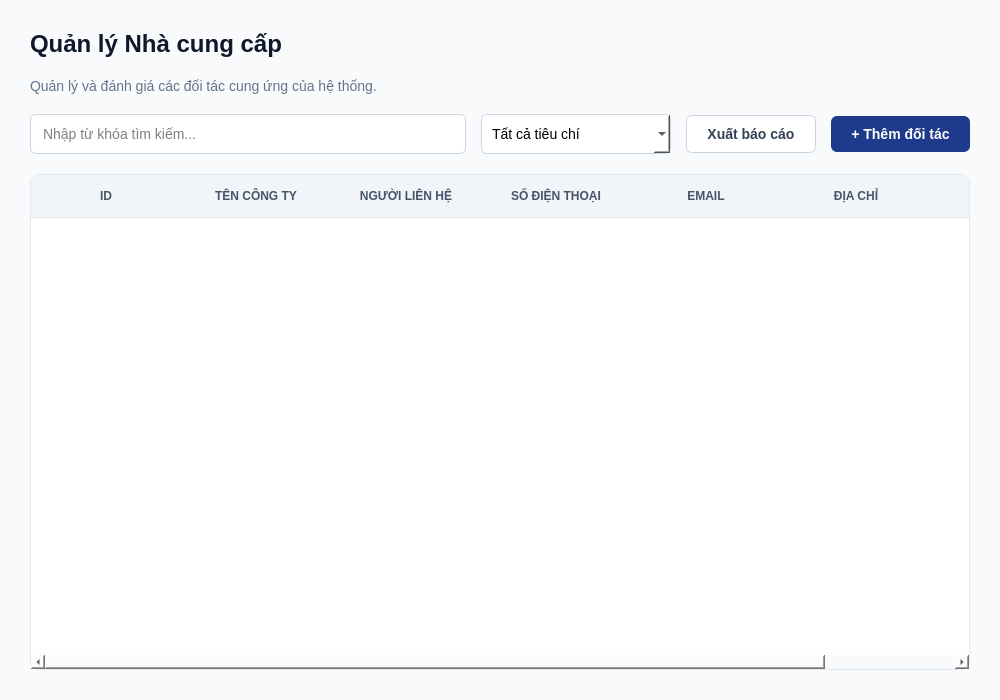
Qt form src/gui/tabs/supplier_management.ui (letrankhang/Supermarket_Manager) before a commit.
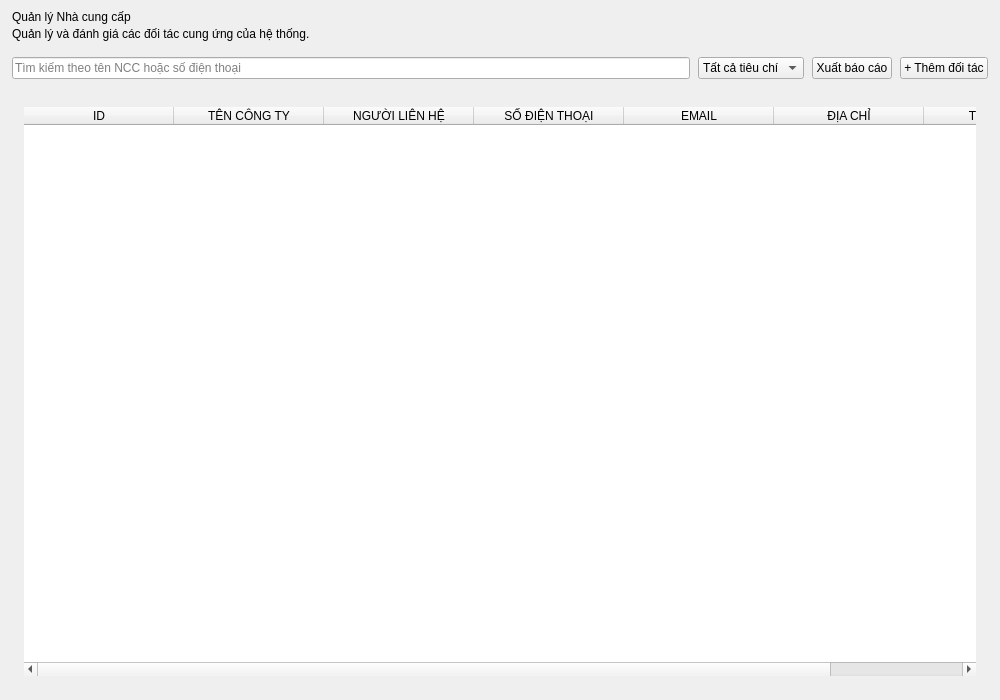
The same form after that commit. Icons and pictures are not drawn.

Commit message: style: optimize UI theme

Diff of the .ui file:
```diff
--- a/src/gui/tabs/supplier_management.ui
+++ b/src/gui/tabs/supplier_management.ui
@@ -11,36 +11,633 @@
    </rect>
   </property>
   <property name="styleSheet">
-   <string>background-color: #f8fafc;</string>
+   <string notr="true">QWidget#SupplierManagement {
+    background-color: #f1f5f9;
+    color: #0f172a;
+    font-family: &quot;Segoe UI&quot;, Arial, sans-serif;
+}
+QWidget {
+    font-family: &quot;Segoe UI&quot;, Arial, sans-serif;
+}
+QLabel {
+    background-color: transparent;
+    border: none;
+    color: #0f172a;
+}
+
+QLineEdit,
+QComboBox,
+QDateEdit,
+QSpinBox,
+QDoubleSpinBox {
+    background-color: #ffffff;
+    border: 1px solid #e2e8f0;
+    border-radius: 8px;
+    padding: 0px 12px;
+    min-height: 38px;
+    font-size: 13px;
+    color: #0f172a;
+    selection-background-color: #1d4ed8;
+    selection-color: #ffffff;
+}
+QTextEdit {
+    background-color: #ffffff;
+    border: 1px solid #e2e8f0;
+    border-radius: 8px;
+    padding: 8px 10px;
+    font-size: 13px;
+    color: #0f172a;
+    selection-background-color: #1d4ed8;
+    selection-color: #ffffff;
+}
+QLineEdit:hover,
+QComboBox:hover,
+QDateEdit:hover,
+QSpinBox:hover,
+QDoubleSpinBox:hover,
+QTextEdit:hover {
+    border: 1px solid #cbd5e1;
+}
+QLineEdit:focus,
+QComboBox:focus,
+QDateEdit:focus,
+QSpinBox:focus,
+QDoubleSpinBox:focus,
+QTextEdit:focus {
+    border: 1px solid #1d4ed8;
+}
+QLineEdit:disabled,
+QComboBox:disabled,
+QDateEdit:disabled,
+QSpinBox:disabled,
+QDoubleSpinBox:disabled {
+    background-color: #f8fafc;
+    color: #94a3b8;
+}
+
+QComboBox::drop-down {
+    subcontrol-origin: padding;
+    subcontrol-position: center right;
+    border: none;
+    background-color: transparent;
+    width: 26px;
+}
+QComboBox::down-arrow {
+    image: url(assets/images/chevron-down.png);
+    width: 10px;
+    height: 10px;
+}
+QComboBox::down-arrow:on {
+    image: url(assets/images/chevron-up.png);
+}
+QComboBox QAbstractItemView {
+    background-color: #ffffff;
+    border: 1px solid #e2e8f0;
+    border-radius: 8px;
+    padding: 4px;
+    outline: none;
+    selection-background-color: #f1f5f9;
+    selection-color: #0f172a;
+}
+QComboBox QAbstractItemView::item {
+    color: #0f172a;
+    min-height: 30px;
+    padding: 4px 10px;
+    border-radius: 6px;
+}
+QComboBox QAbstractItemView::item:hover {
+    background-color: #f1f5f9;
+    color: #0f172a;
+}
+QComboBox QAbstractItemView::item:selected {
+    background-color: #e2e8f0;
+    color: #0f172a;
+}
+
+QSpinBox::up-button,
+QSpinBox::down-button,
+QDoubleSpinBox::up-button,
+QDoubleSpinBox::down-button,
+QDateEdit::up-button,
+QDateEdit::down-button {
+    subcontrol-origin: border;
+    width: 20px;
+    border: none;
+    background-color: transparent;
+}
+QSpinBox::up-button,
+QDoubleSpinBox::up-button,
+QDateEdit::up-button {
+    subcontrol-position: top right;
+}
+QSpinBox::down-button,
+QDoubleSpinBox::down-button,
+QDateEdit::down-button {
+    subcontrol-position: bottom right;
+}
+QSpinBox::up-button:hover,
+QSpinBox::down-button:hover,
+QDoubleSpinBox::up-button:hover,
+QDoubleSpinBox::down-button:hover,
+QDateEdit::up-button:hover,
+QDateEdit::down-button:hover {
+    background-color: #f1f5f9;
+}
+QSpinBox::up-arrow,
+QDoubleSpinBox::up-arrow,
+QDateEdit::up-arrow {
+    image: url(assets/images/chevron-up.png);
+    width: 9px;
+    height: 9px;
+}
+QSpinBox::down-arrow,
+QDoubleSpinBox::down-arrow,
+QDateEdit::down-arrow {
+    image: url(assets/images/chevron-down.png);
+    width: 9px;
+    height: 9px;
+}
+
+QCheckBox {
+    background-color: transparent;
+    color: #334155;
+    font-size: 13px;
+    font-weight: bold;
+    spacing: 8px;
+}
+QCheckBox::indicator {
+    width: 16px;
+    height: 16px;
+    border: 1px solid #cbd5e1;
+    border-radius: 4px;
+    background-color: #ffffff;
+}
+QCheckBox::indicator:hover {
+    border: 1px solid #1d4ed8;
+}
+QCheckBox::indicator:checked {
+    background-color: #1d4ed8;
+    border: 1px solid #1d4ed8;
+}
+
+QPushButton {
+    background-color: #ffffff;
+    color: #64748b;
+    border: 1px solid #e2e8f0;
+    border-radius: 8px;
+    padding: 0px 16px;
+    min-height: 38px;
+    font-size: 12px;
+    font-weight: bold;
+}
+QPushButton:hover {
+    background-color: #eff6ff;
+    color: #1d4ed8;
+    border: 1px solid #1d4ed8;
+}
+QPushButton:pressed {
+    background-color: #dbeafe;
+}
+QPushButton:disabled {
+    background-color: #f8fafc;
+    color: #cbd5e1;
+    border: 1px solid #e2e8f0;
+}
+
+QPushButton#RowActionButton {
+    background-color: transparent;
+    border: none;
+    border-radius: 6px;
+    padding: 0px;
+    min-width: 28px;
+    max-width: 28px;
+    min-height: 28px;
+    max-height: 28px;
+    color: #64748b;
+}
+QPushButton#RowActionButton:hover {
+    background-color: #f1f5f9;
+    color: #0f172a;
+}
+QPushButton#RowActionButton:pressed {
+    background-color: #e2e8f0;
+}
+
+QPushButton#btnEditRow:hover {
+    background-color: #eff6ff;
+    color: #1d4ed8;
+}
+
+QPushButton#btnDeleteRow:hover {
+    background-color: #fef2f2;
+    color: #dc2626;
+}
+
+QTableWidget {
+    background-color: transparent;
+    border: none;
+    gridline-color: #f1f5f9;
+    font-size: 13px;
+    color: #334155;
+    outline: none;
+}
+QTableWidget::item {
+    padding: 8px;
+    border-bottom: 1px solid #f1f5f9;
+}
+QTableWidget::item:selected {
+    background-color: #eff6ff;
+    color: #1d4ed8;
+}
+QHeaderView {
+    background-color: #f8fafc;
+    border: none;
+    border-bottom: 1px solid #e2e8f0;
+}
+QHeaderView::section {
+    background-color: #f8fafc;
+    color: #64748b;
+    font-size: 11px;
+    font-weight: 700;
+    padding: 10px 8px;
+    border: none;
+    border-bottom: 1px solid #e2e8f0;
+}
+QTableCornerButton::section {
+    background-color: #f8fafc;
+    border: none;
+}
+
+QLabel[badge=&quot;info&quot;] {
+    background-color: #dbeafe;
+    color: #1d4ed8;
+    border-radius: 6px;
+    padding: 3px 10px;
+    font-size: 11px;
+    font-weight: 700;
+}
+QLabel[badge=&quot;success&quot;] {
+    background-color: #d1fae5;
+    color: #059669;
+    border-radius: 6px;
+    padding: 3px 10px;
+    font-size: 11px;
+    font-weight: 700;
+}
+QLabel[badge=&quot;warning&quot;] {
+    background-color: #ffedd5;
+    color: #ea580c;
+    border-radius: 6px;
+    padding: 3px 10px;
+    font-size: 11px;
+    font-weight: 700;
+}
+QLabel[badge=&quot;danger&quot;] {
+    background-color: #fee2e2;
+    color: #dc2626;
+    border-radius: 6px;
+    padding: 3px 10px;
+    font-size: 11px;
+    font-weight: 700;
+}
+QLabel[badge=&quot;neutral&quot;] {
+    background-color: #e2e8f0;
+    color: #64748b;
+    border-radius: 6px;
+    padding: 3px 10px;
+    font-size: 11px;
+    font-weight: 700;
+}
+QLabel[badge=&quot;violet&quot;] {
+    background-color: #ede9fe;
+    color: #6d28d9;
+    border-radius: 6px;
+    padding: 3px 10px;
+    font-size: 11px;
+    font-weight: 700;
+}
+QLabel[trend=&quot;up&quot;] {
+    background-color: #ecfdf5;
+    color: #059669;
+    border-radius: 4px;
+    padding: 2px 6px;
+    font-size: 11px;
+    font-weight: 700;
+}
+QLabel[trend=&quot;down&quot;] {
+    background-color: #fef2f2;
+    color: #dc2626;
+    border-radius: 4px;
+    padding: 2px 6px;
+    font-size: 11px;
+    font-weight: 700;
+}
+QLabel[trend=&quot;flat&quot;] {
+    background-color: #f1f5f9;
+    color: #64748b;
+    border-radius: 4px;
+    padding: 2px 6px;
+    font-size: 11px;
+    font-weight: 700;
+}
+QLabel[state=&quot;up&quot;] {
+    color: #10b981;
+    font-weight: bold;
+}
+QLabel[state=&quot;down&quot;] {
+    color: #ef4444;
+    font-weight: bold;
+}
+QLabel[state=&quot;flat&quot;] {
+    color: #64748b;
+    font-weight: bold;
+}
+QLabel[state=&quot;warning&quot;] {
+    color: #eab308;
+    font-weight: bold;
+}
+QLabel[state=&quot;safe&quot;] {
+    color: #10b981;
+}
+
+QScrollArea {
+    background-color: transparent;
+    border: none;
+}
+QScrollArea &gt; QWidget &gt; QWidget {
+    background-color: transparent;
+}
+QAbstractScrollArea::viewport {
+    background-color: transparent;
+}
+QScrollBar:vertical {
+    background-color: transparent;
+    width: 10px;
+    margin: 0px;
+    border: none;
+}
+QScrollBar::handle:vertical {
+    background-color: #cbd5e1;
+    min-height: 35px;
+    border-radius: 5px;
+}
+QScrollBar::handle:vertical:hover {
+    background-color: #94a3b8;
+}
+QScrollBar::handle:vertical:pressed {
+    background-color: #64748b;
+}
+QScrollBar::add-line:vertical,
+QScrollBar::sub-line:vertical {
+    height: 0px;
+    width: 0px;
+    background: transparent;
+    border: none;
+}
+QScrollBar::up-arrow:vertical,
+QScrollBar::down-arrow:vertical {
+    width: 0px;
+    height: 0px;
+    background: transparent;
+    border: none;
+}
+QScrollBar::add-page:vertical,
+QScrollBar::sub-page:vertical {
+    background: transparent;
+}
+QScrollBar:horizontal {
+    background-color: transparent;
+    height: 10px;
+    margin: 0px;
+    border: none;
+}
+QScrollBar::handle:horizontal {
+    background-color: #cbd5e1;
+    min-width: 35px;
+    border-radius: 5px;
+}
+QScrollBar::handle:horizontal:hover {
+    background-color: #94a3b8;
+}
+QScrollBar::handle:horizontal:pressed {
+    background-color: #64748b;
+}
+QScrollBar::add-line:horizontal,
+QScrollBar::sub-line:horizontal {
+    width: 0px;
+    height: 0px;
+    background: transparent;
+    border: none;
+}
+QScrollBar::left-arrow:horizontal,
+QScrollBar::right-arrow:horizontal {
+    width: 0px;
+    height: 0px;
+    background: transparent;
+    border: none;
+}
+QScrollBar::add-page:horizontal,
+QScrollBar::sub-page:horizontal {
+    background: transparent;
+}
+
+QMenu {
+    background-color: #ffffff;
+    border: 1px solid #e2e8f0;
+    border-radius: 8px;
+    padding: 6px;
+}
+QMenu::item {
+    background-color: transparent;
+    color: #334155;
+    border-radius: 6px;
+    padding: 7px 18px;
+    font-size: 13px;
+}
+QMenu::item:selected {
+    background-color: #eff6ff;
+    color: #1d4ed8;
+}
+QMenu::separator {
+    height: 1px;
+    background-color: #e2e8f0;
+    margin: 6px 4px;
+}
+
+QFrame#frameHeader,
+QFrame#frameToolbar,
+QFrame#framePagination {
+    background-color: transparent;
+    border: none;
+}
+
+QFrame#frameTable {
+    background-color: #ffffff;
+    border: 1px solid #e2e8f0;
+    border-radius: 14px;
+}
+
+QLabel#lblTitle {
+    color: #0f172a;
+    font-size: 24px;
+    font-weight: 700;
+    padding: 0px;
+    margin: 0px;
+}
+
+QLabel#lblSubtitle,
+QLabel#lblSub {
+    color: #6b7280;
+    font-size: 12px;
+    font-weight: normal;
+    margin-top: 4px;
+}
+
+QPushButton#btnAdd {
+    background-color: #1d4ed8;
+    color: #ffffff;
+    border: none;
+    border-radius: 8px;
+    padding: 0px 20px;
+    min-height: 38px;
+    font-size: 13px;
+    font-weight: 700;
+}
+QPushButton#btnAdd:hover {
+    background-color: #1e3a8a;
+}
+QPushButton#btnAdd:pressed {
+    background-color: #1e40af;
+}
+QPushButton#btnAdd:disabled {
+    background-color: #cbd5e1;
+    color: #f8fafc;
+}
+
+QPushButton#btnDelete {
+    background-color: #ffffff;
+    color: #dc2626;
+    border: 1px solid #e2e8f0;
+    border-radius: 8px;
+    padding: 0px 16px;
+    min-height: 38px;
+    font-size: 12px;
+    font-weight: bold;
+}
+QPushButton#btnDelete:hover {
+    background-color: #fef2f2;
+    border: 1px solid #dc2626;
+}
+QPushButton#btnDelete:disabled {
+    background-color: #f8fafc;
+    color: #cbd5e1;
+    border: 1px solid #e2e8f0;
+}
+
+QLabel#lblPaginationInfo,
+QLabel#lblPage {
+    color: #64748b;
+    font-size: 12px;
+}
+
+QPushButton#btnPrev,
+QPushButton#btnNext,
+QPushButton#btnPrevPage,
+QPushButton#btnNextPage {
+    background-color: #ffffff;
+    color: #334155;
+    border: 1px solid #e2e8f0;
+    border-radius: 8px;
+    min-width: 34px;
+    max-width: 34px;
+    min-height: 32px;
+    max-height: 32px;
+    padding: 0px;
+    font-size: 14px;
+    font-weight: bold;
+}
+QPushButton#btnPrev:hover,
+QPushButton#btnNext:hover,
+QPushButton#btnPrevPage:hover,
+QPushButton#btnNextPage:hover {
+    background-color: #eff6ff;
+    border: 1px solid #1d4ed8;
+    color: #1d4ed8;
+}
+QPushButton#btnPrev:disabled,
+QPushButton#btnNext:disabled,
+QPushButton#btnPrevPage:disabled,
+QPushButton#btnNextPage:disabled {
+    background-color: #f8fafc;
+    border: 1px solid #e2e8f0;
+    color: #cbd5e1;
+}
+
+QPushButton#PageNumberButton {
+    background-color: #ffffff;
+    color: #334155;
+    border: 1px solid #e2e8f0;
+    border-radius: 8px;
+    min-width: 32px;
+    max-width: 32px;
+    min-height: 32px;
+    max-height: 32px;
+    padding: 0px;
+    font-size: 12px;
+    font-weight: bold;
+}
+QPushButton#PageNumberButton:hover {
+    background-color: #eff6ff;
+    border: 1px solid #1d4ed8;
+    color: #1d4ed8;
+}
+QPushButton#PageNumberButton:checked {
+    background-color: #1d4ed8;
+    border: 1px solid #1d4ed8;
+    color: #ffffff;
+}
+QPushButton#PageNumberButton:disabled {
+    background-color: transparent;
+    border: none;
+    color: #94a3b8;
+}
+
+QLineEdit#txtSearch {
+    min-width: 260px;
+}
+QComboBox#cboFilter {
+    min-width: 180px;
+}
+QPushButton#btnExport {
+    min-width: 140px;
+}</string>
   </property>
   <layout class="QVBoxLayout" name="verticalLayout">
    <property name="spacing">
-    <number>20</number>
+    <number>16</number>
    </property>
    <property name="leftMargin">
-    <number>30</number>
+    <number>12</number>
    </property>
    <property name="topMargin">
-    <number>30</number>
+    <number>10</number>
    </property>
    <property name="rightMargin">
-    <number>30</number>
+    <number>12</number>
    </property>
    <property name="bottomMargin">
-    <number>30</number>
+    <number>12</number>
    </property>
-
-   <!-- TIÊU ĐỀ -->
    <item>
     <layout class="QVBoxLayout" name="titleLayout">
+     <property name="spacing">
+      <number>3</number>
+     </property>
      <item>
       <widget class="QLabel" name="lblTitle">
        <property name="text">
         <string>Quản lý Nhà cung cấp</string>
        </property>
-       <property name="styleSheet">
-        <string>font-size: 24px; font-weight: bold; color: #0f172a;</string>
-       </property>
       </widget>
      </item>
      <item>
@@ -48,9 +645,6 @@
        <property name="text">
         <string>Quản lý và đánh giá các đối tác cung ứng của hệ thống.</string>
        </property>
-       <property name="styleSheet">
-        <string>color: #64748b; font-size: 14px;</string>
-       </property>
       </widget>
      </item>
     </layout>
@@ -60,16 +654,12 @@
    <item>
     <layout class="QHBoxLayout" name="toolbarLayout">
      <property name="spacing">
-      <number>15</number>
+      <number>8</number>
      </property>
      <item>
       <widget class="QLineEdit" name="txtSearch">
        <property name="placeholderText">
-        <string>Nhập từ khóa tìm kiếm...</string>
-       </property>
-       <property name="styleSheet">
-        <string>QLineEdit { background-color: white; border: 1px solid #cbd5e1; border-radius: 6px; padding: 10px; font-size: 14px;}
-QLineEdit:focus { border: 1px solid #3b82f6; }</string>
+        <string>Tìm kiếm theo tên NCC hoặc số điện thoại</string>
        </property>
       </widget>
      </item>
@@ -77,9 +667,6 @@
      <!-- COMBOBOX LỌC -->
      <item>
       <widget class="QComboBox" name="cboFilter">
-       <property name="styleSheet">
-        <string>QComboBox { background-color: white; border: 1px solid #cbd5e1; border-radius: 6px; padding: 10px; font-size: 14px; min-width: 150px;}</string>
-       </property>
        <item>
         <property name="text">
          <string>Tất cả tiêu chí</string>
@@ -103,12 +690,6 @@
        <property name="text">
         <string>Xuất báo cáo</string>
        </property>
-       <property name="styleSheet">
-        <string>QPushButton { background-color: white; color: #334155; border: 1px solid #cbd5e1; border-radius: 6px; padding: 10px 20px; font-weight: bold; font-size: 14px; }</string>
-       </property>
-       <property name="cursor">
-        <cursorShape>PointingHandCursor</cursorShape>
-       </property>
       </widget>
      </item>
      <item>
@@ -116,12 +697,6 @@
        <property name="text">
         <string>+ Thêm đối tác</string>
        </property>
-       <property name="styleSheet">
-        <string>QPushButton { background-color: #1e3a8a; color: white; border-radius: 6px; padding: 10px 20px; font-weight: bold; font-size: 14px; }</string>
-       </property>
-       <property name="cursor">
-        <cursorShape>PointingHandCursor</cursorShape>
-       </property>
       </widget>
      </item>
     </layout>
@@ -129,60 +704,105 @@
 
    <!-- BẢNG DỮ LIỆU -->
    <item>
-    <widget class="QTableWidget" name="tblSuppliers">
-     <property name="styleSheet">
-      <string>QTableWidget { background-color: white; border: 1px solid #e2e8f0; border-radius: 8px; color: #1e293b;} QHeaderView::section { background-color: #f1f5f9; padding: 12px; font-weight: bold; color: #475569; border: none; border-bottom: 1px solid #e2e8f0;}</string>
+    <widget class="QFrame" name="frameTable">
+     <property name="frameShape">
+      <enum>QFrame::Shape::NoFrame</enum>
      </property>
-     <property name="editTriggers">
-      <set>QAbstractItemView::NoEditTriggers</set>
-     </property>
-     <property name="selectionBehavior">
-      <enum>QAbstractItemView::SelectRows</enum>
-     </property>
-     <property name="showGrid">
-      <bool>false</bool>
-     </property>
-     <attribute name="horizontalHeaderStretchLastSection">
-      <bool>true</bool>
-     </attribute>
-     <attribute name="horizontalHeaderDefaultSectionSize">
-      <number>150</number>
-     </attribute>
-     <column>
-      <property name="text">
-       <string>ID</string>
+     <layout class="QVBoxLayout" name="tableFrameLayout">
+      <property name="spacing">
+       <number>0</number>
       </property>
-     </column>
-     <column>
-      <property name="text">
-       <string>TÊN CÔNG TY</string>
+      <property name="leftMargin">
+       <number>12</number>
       </property>
-     </column>
-     <column>
-      <property name="text">
-       <string>NGƯỜI LIÊN HỆ</string>
+      <property name="topMargin">
+       <number>12</number>
       </property>
-     </column>
-     <column>
-      <property name="text">
-       <string>SỐ ĐIỆN THOẠI</string>
+      <property name="rightMargin">
+       <number>12</number>
       </property>
-     </column>
-     <column>
-      <property name="text">
-       <string>EMAIL</string>
+      <property name="bottomMargin">
+       <number>12</number>
       </property>
-     </column>
-     <column>
-      <property name="text">
-       <string>ĐỊA CHỈ</string>
-      </property>
-     </column>
-     <column>
-      <property name="text">
-       <string>ACTIONS</string>
-      </property>
-     </column>
+      <item>
+       <widget class="QTableWidget" name="tblSuppliers">
+        <property name="frameShape">
+         <enum>QFrame::Shape::NoFrame</enum>
+        </property>
+        <property name="editTriggers">
+         <set>QAbstractItemView::EditTrigger::NoEditTriggers</set>
+        </property>
+        <property name="alternatingRowColors">
+         <bool>false</bool>
+        </property>
+        <property name="selectionMode">
+         <enum>QAbstractItemView::SelectionMode::SingleSelection</enum>
+        </property>
+        <property name="selectionBehavior">
+         <enum>QAbstractItemView::SelectionBehavior::SelectRows</enum>
+        </property>
+        <property name="showGrid">
+         <bool>false</bool>
+        </property>
+        <attribute name="horizontalHeaderMinimumSectionSize">
+         <number>90</number>
+        </attribute>
+        <attribute name="horizontalHeaderDefaultSectionSize">
+         <number>150</number>
+        </attribute>
+        <attribute name="horizontalHeaderHighlightSections">
+         <bool>false</bool>
+        </attribute>
+        <attribute name="horizontalHeaderStretchLastSection">
+         <bool>true</bool>
+        </attribute>
+        <attribute name="verticalHeaderVisible">
+         <bool>false</bool>
+        </attribute>
+        <attribute name="verticalHeaderMinimumSectionSize">
+         <number>44</number>
+        </attribute>
+        <attribute name="verticalHeaderDefaultSectionSize">
+         <number>44</number>
+        </attribute>
+        <column>
+         <property name="text">
+          <string>ID</string>
+         </property>
+        </column>
+        <column>
+         <property name="text">
+          <string>TÊN CÔNG TY</string>
+         </property>
+        </column>
+        <column>
+         <property name="text">
+          <string>NGƯỜI LIÊN HỆ</string>
+         </property>
+        </column>
+        <column>
+         <property name="text">
+          <string>SỐ ĐIỆN THOẠI</string>
+         </property>
+        </column>
+        <column>
+         <property name="text">
+          <string>EMAIL</string>
+         </property>
+        </column>
+        <column>
+         <property name="text">
+          <string>ĐỊA CHỈ</string>
+         </property>
+        </column>
+        <column>
+         <property name="text">
+          <string>THAO TÁC</string>
+         </property>
+        </column>
+       </widget>
+      </item>
+     </layout>
     </widget>
    </item>
   </layout>
```
Left out of the diff: 13 changed lines with no effect on the pictures. The commit also changes 159 other files.
